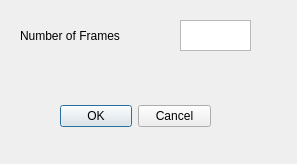
Old version of the form Dialog-NumberFrames.ui in the repository mchughj/PixelArt.
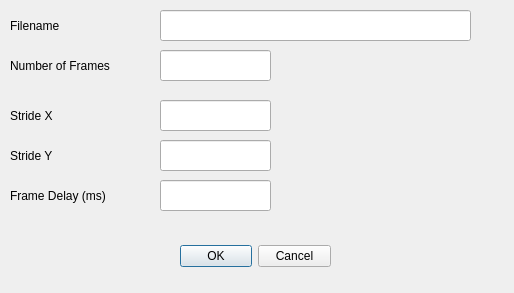
New version of the form.

The edit to the form file:
```diff
--- a/Dialog-NumberFrames.ui
+++ b/Dialog-NumberFrames.ui
@@ -6,8 +6,8 @@
    <rect>
     <x>0</x>
     <y>0</y>
-    <width>297</width>
-    <height>164</height>
+    <width>514</width>
+    <height>293</height>
    </rect>
   </property>
   <property name="windowTitle">
@@ -16,8 +16,8 @@
   <widget class="QDialogButtonBox" name="buttonBox">
    <property name="geometry">
     <rect>
-     <x>60</x>
-     <y>100</y>
+     <x>180</x>
+     <y>240</y>
      <width>151</width>
      <height>32</height>
     </rect>
@@ -32,8 +32,8 @@
   <widget class="QLabel" name="label">
    <property name="geometry">
     <rect>
-     <x>20</x>
-     <y>20</y>
+     <x>10</x>
+     <y>50</y>
      <width>151</width>
      <height>31</height>
     </rect>
@@ -42,14 +42,112 @@
     <string>Number of Frames</string>
    </property>
   </widget>
-  <widget class="QTextEdit" name="numberFrames">
+  <widget class="QLabel" name="label_filename">
    <property name="geometry">
     <rect>
-     <x>180</x>
-     <y>20</y>
-     <width>71</width>
+     <x>10</x>
+     <y>10</y>
+     <width>151</width>
      <height>31</height>
     </rect>
+   </property>
+   <property name="text">
+    <string>Filename</string>
+   </property>
+  </widget>
+  <widget class="QLineEdit" name="filenameWidget">
+   <property name="geometry">
+    <rect>
+     <x>160</x>
+     <y>10</y>
+     <width>311</width>
+     <height>31</height>
+    </rect>
+   </property>
+  </widget>
+  <widget class="QLineEdit" name="numberFramesWidget">
+   <property name="geometry">
+    <rect>
+     <x>160</x>
+     <y>50</y>
+     <width>111</width>
+     <height>31</height>
+    </rect>
+   </property>
+  </widget>
+  <widget class="QLabel" name="label_offsetX">
+   <property name="geometry">
+    <rect>
+     <x>10</x>
+     <y>100</y>
+     <width>151</width>
+     <height>31</height>
+    </rect>
+   </property>
+   <property name="text">
+    <string>Stride X</string>
+   </property>
+  </widget>
+  <widget class="QLineEdit" name="strideXWidget">
+   <property name="geometry">
+    <rect>
+     <x>160</x>
+     <y>100</y>
+     <width>111</width>
+     <height>31</height>
+    </rect>
+   </property>
+  </widget>
+  <widget class="QLabel" name="label_offsetY">
+   <property name="geometry">
+    <rect>
+     <x>10</x>
+     <y>140</y>
+     <width>151</width>
+     <height>31</height>
+    </rect>
+   </property>
+   <property name="text">
+    <string>Stride Y</string>
+   </property>
+  </widget>
+  <widget class="QLineEdit" name="strideYWidget">
+   <property name="geometry">
+    <rect>
+     <x>160</x>
+     <y>140</y>
+     <width>111</width>
+     <height>31</height>
+    </rect>
+   </property>
+   <property name="text">
+    <string/>
+   </property>
+  </widget>
+  <widget class="QLabel" name="label_frameDelay">
+   <property name="geometry">
+    <rect>
+     <x>10</x>
+     <y>180</y>
+     <width>151</width>
+     <height>31</height>
+    </rect>
+   </property>
+   <property name="text">
+    <string>Frame Delay (ms)</string>
+   </property>
+  </widget>
+  <widget class="QLineEdit" name="frameDelayWidget">
+   <property name="geometry">
+    <rect>
+     <x>160</x>
+     <y>180</y>
+     <width>111</width>
+     <height>31</height>
+    </rect>
+   </property>
+   <property name="text">
+    <string/>
    </property>
   </widget>
  </widget>
```
Left out of the diff: 2 changed lines with no effect on the pictures.
